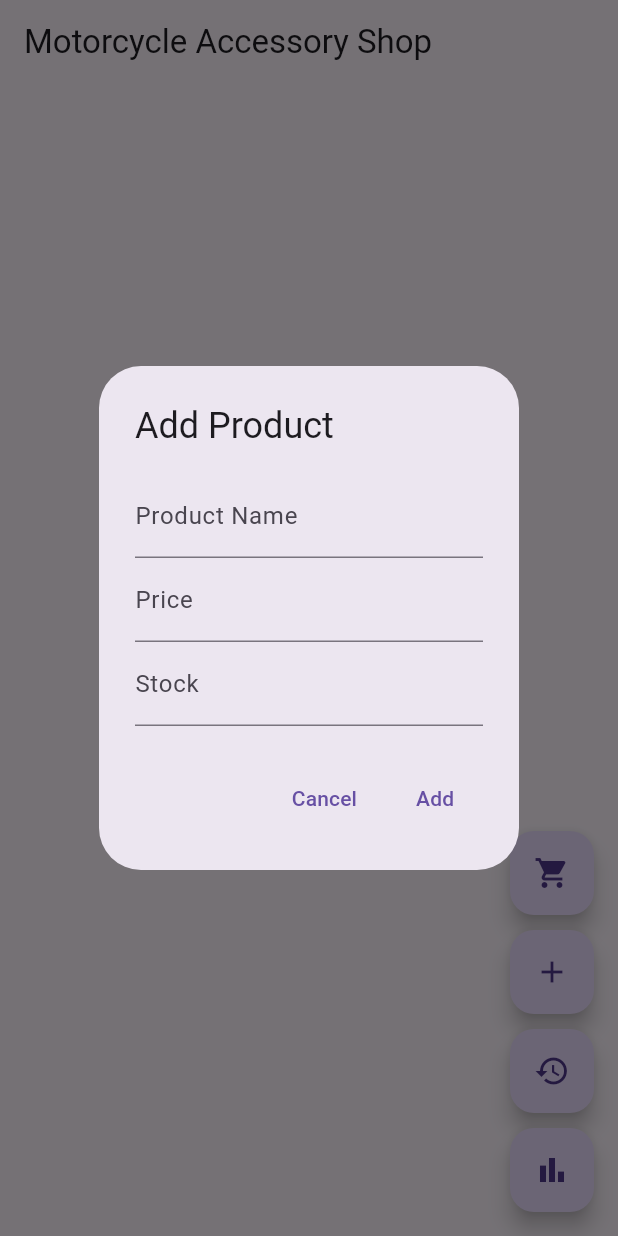
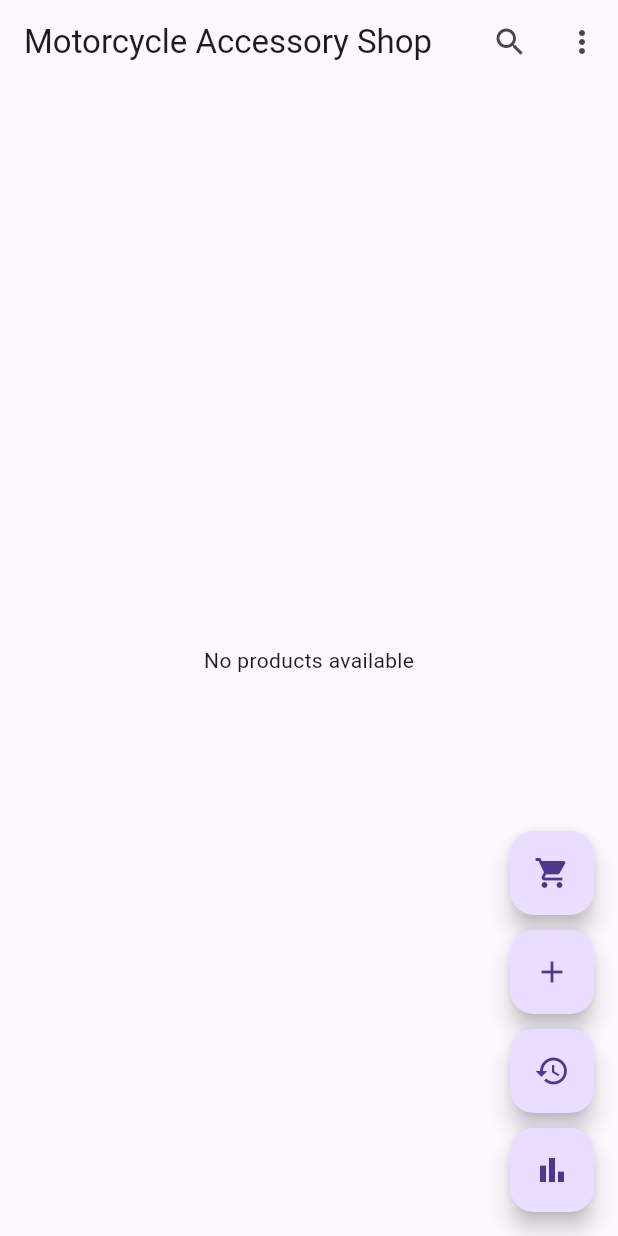
Before and after one commit to Jamil-cyber-hash/Flutter_HCI, a Flutter app: the screen it shows after launch, after a tap on the "add" icon, on a phone screen of 412 x 824 dp. Run offline on Flutter 3.47's test engine with Material 3 defaults, Android fonts, the phone set to English and light mode, and no system bars; our stand-ins replace hive, hive_flutter; accounts and stored records are empty.

Commit message:
another update

```diff
--- a/lib/pages/product_list_page.dart
+++ b/lib/pages/product_list_page.dart
@@ -2,7 +2,6 @@ import 'package:flutter/material.dart';
 import 'package:hive_flutter/hive_flutter.dart';
 import '../models/product.dart';
 import 'checkout_page.dart';
-
 
 class ProductListPage extends StatefulWidget {
   @override
@@ -12,6 +11,8 @@ class ProductListPage extends StatefulWidget {
 class _ProductListPageState extends State<ProductListPage> {
   late Box<Product> productBox;
   Map<int, int> selectedProducts = {};
+  String _sortType = 'name'; // Default sorting type
+  String _searchQuery = ''; // Search query
 
   @override
   void initState() {
@@ -29,93 +30,68 @@ class _ProductListPageState extends State<ProductListPage> {
     });
   }
 
-  // ✅ Ipakita ang dialog para mag-add/edit og product
-  void _showProductDialog({int? index}) {
-    String name = '';
-    String price = '';
-    String stock = '';
+  // ✅ Sort and Search Products
+  List<Product> _getFilteredProducts() {
+    List<Product> products = productBox.values.toList();
 
-    if (index != null) {
-      final product = productBox.getAt(index);
-      name = product!.name;
-      price = product.price.toString();
-      stock = product.stock.toString();
+    if (_searchQuery.isNotEmpty) {
+      products = products
+          .where((product) => product.name.toLowerCase().contains(_searchQuery.toLowerCase()))
+          .toList();
     }
 
-    showDialog(
-      context: context,
-      builder: (_) => AlertDialog(
-        title: Text(index == null ? 'Add Product' : 'Edit Product'),
-        content: Column(
-          mainAxisSize: MainAxisSize.min,
-          children: [
-            TextField(
-              decoration: const InputDecoration(labelText: 'Product Name'),
-              onChanged: (value) => name = value,
-              controller: TextEditingController(text: name),
-            ),
-            TextField(
-              decoration: const InputDecoration(labelText: 'Price'),
-              keyboardType: TextInputType.number,
-              onChanged: (value) => price = value,
-              controller: TextEditingController(text: price),
-            ),
-            TextField(
-              decoration: const InputDecoration(labelText: 'Stock'),
-              keyboardType: TextInputType.number,
-              onChanged: (value) => stock = value,
-              controller: TextEditingController(text: stock),
-            ),
-          ],
-        ),
-        actions: [
-          TextButton(
-            onPressed: () => Navigator.of(context).pop(),
-            child: const Text('Cancel'),
-          ),
-          TextButton(
-            onPressed: () {
-              if (name.isNotEmpty &&
-                  double.tryParse(price) != null &&
-                  int.tryParse(stock) != null) {
-                if (index == null) {
-                  productBox.add(
-                    Product(
-                      name: name,
-                      price: double.parse(price),
-                      stock: int.parse(stock),
-                    ),
-                  );
-                } else {
-                  productBox.putAt(
-                    index,
-                    Product(
-                      name: name,
-                      price: double.parse(price),
-                      stock: int.parse(stock),
-                    ),
-                  );
+    switch (_sortType) {
+      case 'price':
+        products.sort((a, b) => a.price.compareTo(b.price));
+        break;
+      case 'stock':
+        products.sort((a, b) => a.stock.compareTo(b.stock));
+        break;
+      default:
+        products.sort((a, b) => a.name.compareTo(b.name)); // Default: Name
     }
-                Navigator.of(context).pop();
-                setState(() {});
-              }
-            },
-            child: Text(index == null ? 'Add' : 'Save'),
-          ),
-        ],
-      ),
-    );
+    return products;
   }
 
-  void _deleteProduct(int index) {
-    productBox.deleteAt(index);
-    setState(() {});
+  void _changeSorting(String sortType) {
+    setState(() {
+      _sortType = sortType;
+    });
+  }
+
+  void _updateSearchQuery(String query) {
+    setState(() {
+      _searchQuery = query;
+    });
   }
 
   @override
   Widget build(BuildContext context) {
+    List<Product> filteredProducts = _getFilteredProducts();
+
     return Scaffold(
-      appBar: AppBar(title: const Text('Motorcycle Accessory Shop')),
+      appBar: AppBar(
+        title: const Text('Motorcycle Accessory Shop'),
+        actions: [
+          IconButton(
+            icon: const Icon(Icons.search),
+            onPressed: () {
+              showSearch(
+                context: context,
+                delegate: ProductSearchDelegate(productBox.values.toList(), _updateSearchQuery),
+              );
+            },
+          ),
+          PopupMenuButton<String>(
+            onSelected: _changeSorting,
+            itemBuilder: (context) => [
+              const PopupMenuItem(value: 'name', child: Text('Sort by Name')),
+              const PopupMenuItem(value: 'price', child: Text('Sort by Price')),
+              const PopupMenuItem(value: 'stock', child: Text('Sort by Stock')),
+            ],
+          ),
+        ],
+      ),
       body: ValueListenableBuilder(
         valueListenable: productBox.listenable(),
         builder: (context, Box<Product> box, _) {
@@ -124,11 +100,11 @@ class _ProductListPageState extends State<ProductListPage> {
           }
 
           return ListView.builder(
-            itemCount: box.length,
+            itemCount: filteredProducts.length,
             itemBuilder: (context, index) {
-              final product = box.getAt(index);
+              final product = filteredProducts[index];
               return ListTile(
-                title: Text('${product!.name} - ₱${product.price}'),
+                title: Text('${product.name} - ₱${product.price}'),
                 subtitle: Text('Stock: ${product.stock}'),
                 trailing: Row(
                   mainAxisSize: MainAxisSize.min,
@@ -171,7 +147,7 @@ class _ProductListPageState extends State<ProductListPage> {
           ),
           const SizedBox(height: 10),
           FloatingActionButton(
-            onPressed: () => _showProductDialog(),
+            onPressed: () => _showProductDialog(index: null),
             child: const Icon(Icons.add),
             heroTag: 'addBtn',
           ),
@@ -183,7 +159,6 @@ class _ProductListPageState extends State<ProductListPage> {
             child: const Icon(Icons.history),
             heroTag: 'salesHistoryBtn',
           ),
-
           const SizedBox(height: 10),
           FloatingActionButton(
             onPressed: () {
@@ -192,47 +167,78 @@ class _ProductListPageState extends State<ProductListPage> {
             child: const Icon(Icons.bar_chart),
             heroTag: 'salessummaryBtn',
           ),
-
-
         ],
       ),
     );
   }
 
-  void _showQuantityDialog(int index, Product product) {
-    int quantity = selectedProducts[index] ?? 0;
+  Widget _showProductDialog({int? index}) {
+    return Container(); // Replace with your actual widget
+  }
+}
 
-    showDialog(
-      context: context,
-      builder: (_) => AlertDialog(
-        title: const Text('Select Quantity'),
-        content: TextField(
-          keyboardType: TextInputType.number,
-          onChanged: (value) {
-            quantity = int.tryParse(value) ?? 0;
+Widget _showQuantityDialog(int index, Product product) {
+  return Container(); // Replace with your actual widget
+}
+
+Widget _deleteProduct(int index) {
+  // Add your delete logic here
+  return Container(); // Return an empty container or any other widget
+}
+
+// Search Delegate for Searching Products
+class ProductSearchDelegate extends SearchDelegate {
+  final List<Product> products;
+  final Function(String) onSearch;
+
+  ProductSearchDelegate(this.products, this.onSearch);
+
+  @override
+  List<Widget> buildActions(BuildContext context) {
+    return [
+      IconButton(
+        icon: const Icon(Icons.clear),
+        onPressed: () {
+          query = '';
+          onSearch(query);
         },
-          controller: TextEditingController(text: quantity.toString()),
       ),
-        actions: [
-          TextButton(
-            onPressed: () => Navigator.of(context).pop(),
-            child: const Text('Cancel'),
-          ),
-          TextButton(
-            onPressed: () {
-              if (quantity > product.stock) {
-                ScaffoldMessenger.of(context).showSnackBar(
-                  const SnackBar(content: Text('Not enough stock available')),
+    ];
+  }
+
+  @override
+  Widget buildLeading(BuildContext context) {
+    return IconButton(
+      icon: const Icon(Icons.arrow_back),
+      onPressed: () => close(context, null),
     );
-              } else {
-                updateSelection(index, quantity);
-                Navigator.of(context).pop();
   }
+
+  @override
+  Widget buildResults(BuildContext context) {
+    onSearch(query);
+    return Container();
+  }
+
+  @override
+  Widget buildSuggestions(BuildContext context) {
+    List<Product> filteredProducts = products
+        .where((product) => product.name.toLowerCase().contains(query.toLowerCase()))
+        .toList();
+
+    return ListView.builder(
+      itemCount: filteredProducts.length,
+      itemBuilder: (context, index) {
+        final product = filteredProducts[index];
+        return ListTile(
+          title: Text('${product.name} - ₱${product.price}'),
+          subtitle: Text('Stock: ${product.stock}'),
+          onTap: () {
+            close(context, null);
+            onSearch(product.name);
           },
-            child: const Text('Confirm'),
-          ),
-        ],
-      ),
+        );
+      },
     );
   }
 }
```
Lines whose indentation alone changed are shown as unchanged.
